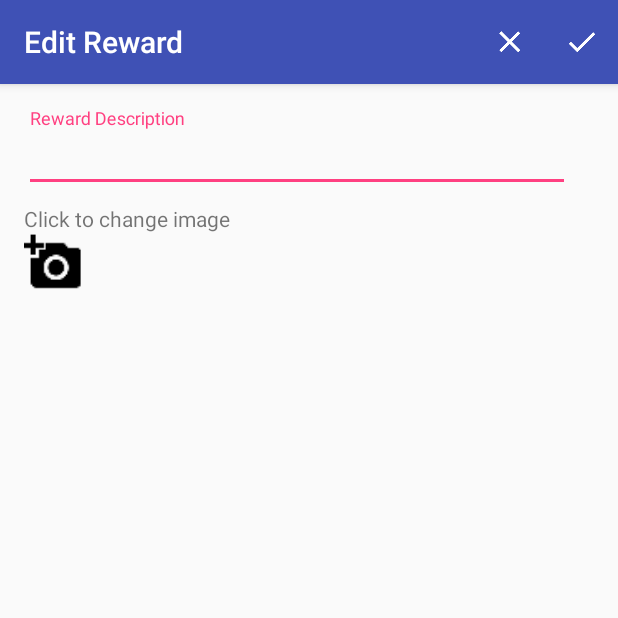
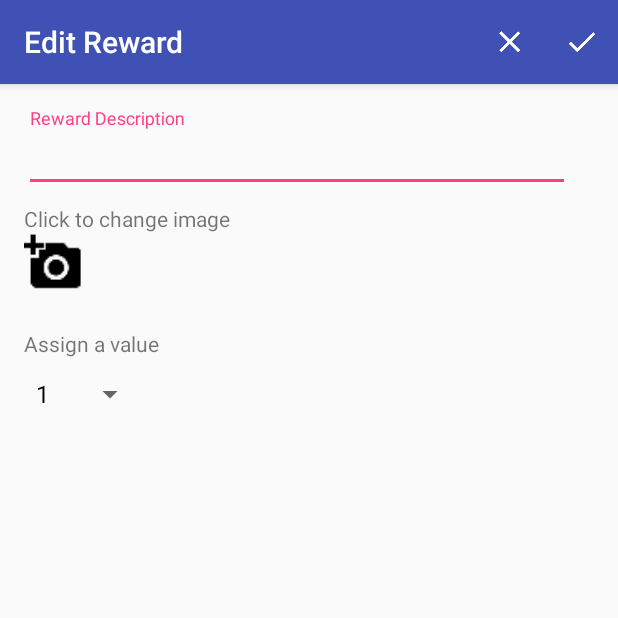
Before and after one commit to nathanielimeyer/homeHero, an Android app: the RewardEditorActivity screen opened directly, with no data from a screen before it, after a tap on "Cancel", on a phone screen of 412 x 824 dp, the top half of it. Run offline under Robolectric (Android 15) with nearby library versions, the phone set to English and light mode, and no system bars; our stand-ins replace ButterKnife, RxJava; 2 statements that could not run were skipped; 1 other tap on this screen came first.

Commit message:
Add reward value setting with spinner

```diff
--- a/app/src/main/java/com/jbnm/homehero/ui/parent/rewardEdit/RewardEditorActivity.java
+++ b/app/src/main/java/com/jbnm/homehero/ui/parent/rewardEdit/RewardEditorActivity.java
@@ -14,6 +14,7 @@ import android.widget.Button;
 import android.widget.EditText;
 import android.widget.ImageView;
 import android.widget.ListAdapter;
+import android.widget.Spinner;
 import android.widget.TextView;
 
 import com.jbnm.homehero.Constants;
@@ -29,9 +30,10 @@ import butterknife.ButterKnife;
 public class RewardEditorActivity extends BaseActivity implements RewardEditorContract.MvpView {
     @BindView(R.id.edit_text_description) EditText descriptionEditText;
     @BindView(R.id.reward_image_view) ImageView reward_image_view;
+    @BindView(R.id.reward_value_spinner) Spinner valueSpinner;
 
     private Context context = this;
-    ListAdapter adapter;
+    ListAdapter iconAdapter;
 
     private RewardEditorContract.Presenter presenter;
 
@@ -51,6 +53,7 @@ public class RewardEditorActivity extends BaseActivity implements RewardEditorCo
         String childId = getIntent().getStringExtra(Constants.CHILD_INTENT_KEY);
         String rewardId = getIntent().getStringExtra(Constants.REWARD_INTENT_KEY);
 
+        setSpinner();
 
         presenter = new RewardEditorPresenter(this);
         presenter.loadChildAndReward(childId, rewardId);
@@ -73,7 +76,7 @@ public class RewardEditorActivity extends BaseActivity implements RewardEditorCo
     @Override
     public boolean onOptionsItemSelected(MenuItem item) {
         if (item.getItemId() == R.id.menu_reward_edit_save) {
-            presenter.saveChildData(descriptionEditText.getText().toString().trim());
+            presenter.saveChildData(descriptionEditText.getText().toString().trim(), (Integer)valueSpinner.getSelectedItem());
             return true;
         } else if (item.getItemId() == R.id.menu_reward_edit_cancel) {
             presenter.cancelButtonClicked();
@@ -89,10 +92,9 @@ public class RewardEditorActivity extends BaseActivity implements RewardEditorCo
     }
 
     public void showIconPickerDialog() {
-
         AlertDialog.Builder builder = new AlertDialog.Builder(context);
         builder.setTitle(R.string.reward_icon_picker_title)
-                .setAdapter(adapter, new DialogInterface.OnClickListener() {
+                .setAdapter(iconAdapter, new DialogInterface.OnClickListener() {
                     @Override
                     public void onClick(DialogInterface dialogInterface, int i) {
                         presenter.setRewardIcon(i);
@@ -107,7 +109,7 @@ public class RewardEditorActivity extends BaseActivity implements RewardEditorCo
         final String[] dialogItems = new String[dialogItemList.size()];
         dialogItemList.toArray(dialogItems);
 
-        adapter = new ArrayAdapter<String>(
+        iconAdapter = new ArrayAdapter<String>(
                 this,
                 android.R.layout.select_dialog_item,
                 android.R.id.text1,
@@ -130,17 +132,29 @@ public class RewardEditorActivity extends BaseActivity implements RewardEditorCo
         };
     }
 
-    public void updateRewardData() {
-        String description = descriptionEditText.getText().toString().trim();
-        presenter.saveChildData(description);
-    }
-
     @Override
     public void setDescription(String description) {
         if (description != null && !description.isEmpty()) {
             descriptionEditText.setText(description);
+        }
+    }
+
+    private void setSpinner() {
+        Integer[] spinnerValues = new Integer[100];
+        for(int i = 0; i < spinnerValues.length; i++) {
+            spinnerValues[i] = i + 1;
+        }
+        ArrayAdapter<Integer> spinnerAdapter = new ArrayAdapter<>(this,
+                android.R.layout.simple_spinner_dropdown_item, spinnerValues);
+        valueSpinner.setAdapter(spinnerAdapter);
+    }
+
+    @Override
+    public void setValue(int value) {
+        if (value != 0) {
+            valueSpinner.setSelection(value-1);
         } else {
-            descriptionEditText.setHint("Tap to edit");
+            valueSpinner.setSelection(0);
         }
     }
 
--- a/app/src/main/java/com/jbnm/homehero/ui/parent/rewardEdit/RewardEditorContract.java
+++ b/app/src/main/java/com/jbnm/homehero/ui/parent/rewardEdit/RewardEditorContract.java
@@ -11,7 +11,7 @@ import java.util.List;
 
 public class RewardEditorContract {
     interface Presenter extends BasePresenter {
-        void saveChildData(String description);
+        void saveChildData(String description, int value);
         void loadChildAndReward(String childId, String rewardId);
         void setRewardIcon(int i);
         List<String> getIconList();
@@ -22,5 +22,6 @@ public class RewardEditorContract {
         void loadIcon(String icon);
         void buildIconPickerDialog();
         void parentRewardListIntent(String childId);
+        void setValue(int value);
     }
 }
--- a/app/src/main/java/com/jbnm/homehero/ui/parent/rewardEdit/RewardEditorPresenter.java
+++ b/app/src/main/java/com/jbnm/homehero/ui/parent/rewardEdit/RewardEditorPresenter.java
@@ -34,9 +34,9 @@ public class RewardEditorPresenter implements RewardEditorContract.Presenter {
     }
 
     @Override
-//    public void saveChildData(String description, String icon, List<String> instructions) {
-    public void saveChildData(String description) {
+    public void saveChildData(String description, int value) {
         rewardToEdit.setDescription(description);
+        rewardToEdit.setValue(value);
 //        rewardToEdit.setIcon(icon);
 //        rewardToEdit.setInstructions(instructions);
         disposable.add(dataManager.updateChild(child)
@@ -111,6 +111,7 @@ public class RewardEditorPresenter implements RewardEditorContract.Presenter {
             child.addReward(rewardToEdit);
         }
         mvpView.setDescription(rewardToEdit.getDescription());
+        mvpView.setValue(rewardToEdit.getValue());
         if (rewardToEdit.getRewardImage() != null & !rewardToEdit.getRewardImage().equals("")) {
             mvpView.loadIcon(rewardToEdit.getRewardImage());
         } else {
--- a/app/src/main/res/layout/activity_reward_editor.xml
+++ b/app/src/main/res/layout/activity_reward_editor.xml
@@ -38,4 +38,19 @@
         android:layout_marginBottom="16dp"
         app:srcCompat="@drawable/ic_add_a_photo_black_24dp"/>
 
+    <TextView
+        android:layout_width="wrap_content"
+        android:layout_height="wrap_content"
+        android:layout_marginTop="8dp"
+        android:layout_marginStart="16dp"
+        android:id="@+id/edit_value_label"
+        android:text="@string/edit_reward_value_text"/>
+
+    <Spinner
+        android:id="@+id/reward_value_spinner"
+        android:layout_width="wrap_content"
+        android:layout_height="wrap_content"
+        android:layout_marginStart="16dp"
+        />
+
 </LinearLayout>
--- a/app/src/main/res/values/strings.xml
+++ b/app/src/main/res/values/strings.xml
@@ -72,6 +72,7 @@
     <string name="new_reward_dialog_title">Add a reward</string>
     <string name="reward_editor_screen_title">Add new reward</string>
     <string name="reward_icon_picker_title">Pick a reward icon</string>
+    <string name="edit_reward_value_text">Assign a value</string>
 
 
 </resources>
```
